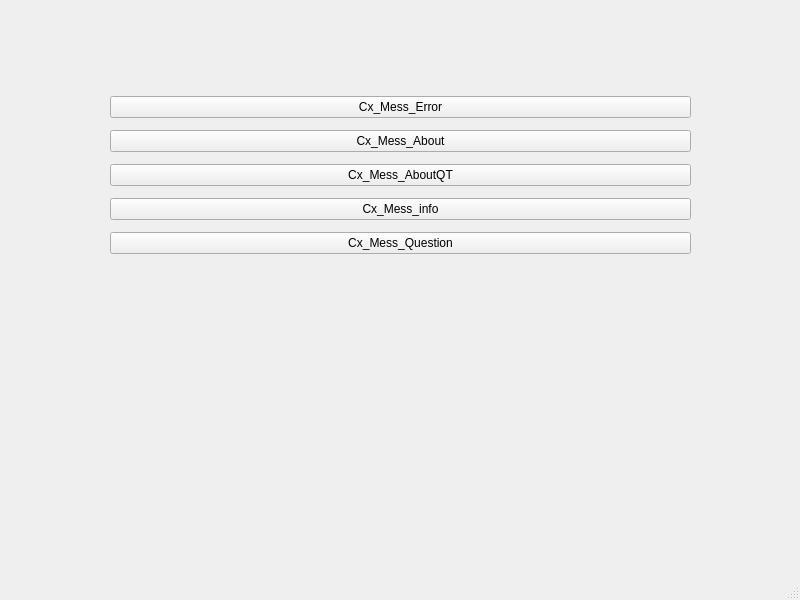
marconetsf/qtLearning, file aula_04/mainwindow.ui: the form before one commit.
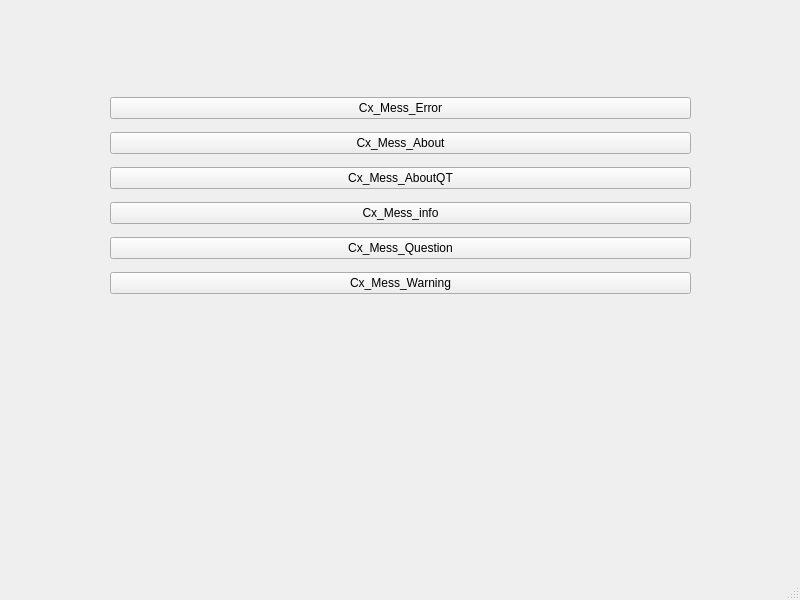
The form after the commit.

Commit message: adding warning error button

The edit to the form file:
```diff
--- a/aula_04/mainwindow.ui
+++ b/aula_04/mainwindow.ui
@@ -20,7 +20,7 @@
       <x>110</x>
       <y>90</y>
       <width>581</width>
-      <height>175</height>
+      <height>211</height>
      </rect>
     </property>
     <layout class="QVBoxLayout" name="verticalLayout">
@@ -59,6 +59,13 @@
        </property>
       </widget>
      </item>
+     <item>
+      <widget class="QPushButton" name="pushButton_6">
+       <property name="text">
+        <string>Cx_Mess_Warning</string>
+       </property>
+      </widget>
+     </item>
     </layout>
    </widget>
   </widget>
```
The commit also changes 10 other files.
